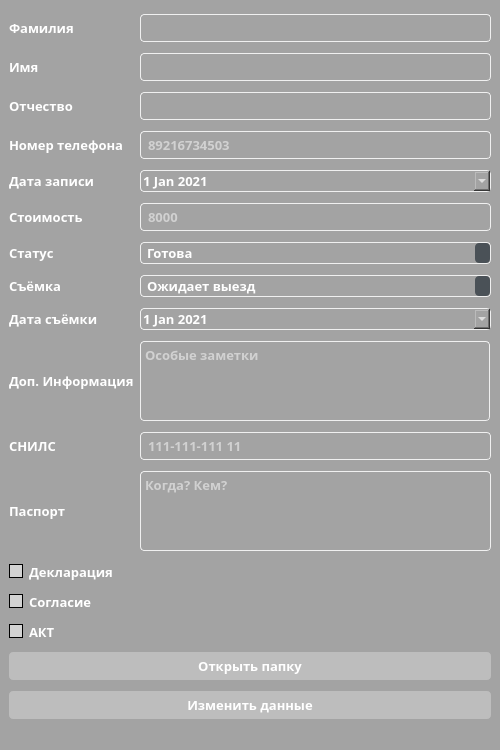
Old version of the form ui/viewSelectFormUi.ui in the repository JavelinSx/kadastr.
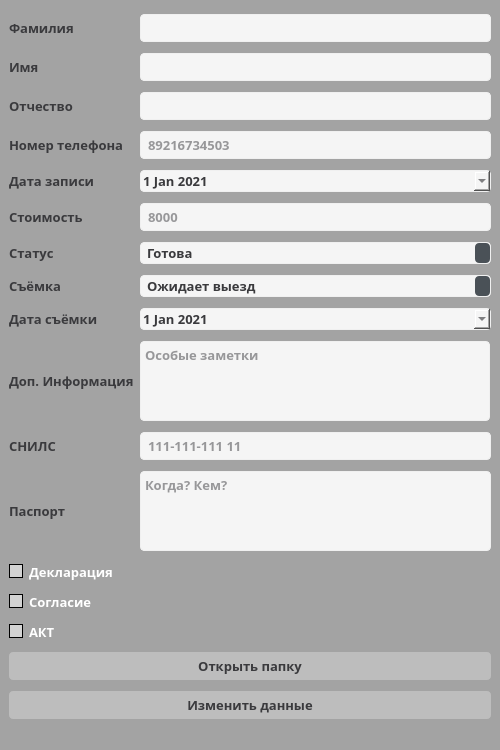
New version of the form. Icons and pictures are not drawn.

What changed in the file:
```diff
--- a/ui/viewSelectFormUi.ui
+++ b/ui/viewSelectFormUi.ui
@@ -41,9 +41,9 @@
 QWidget
 {
 	background-color: #a3a3a3;
-	color: #fff;
-	selection-background-color: #fff;
-	selection-color: #000;
+	color: #3a3a3d;
+	selection-background-color: #3a3a3d;
+	selection-color: #3a3a3d;
 
 }
 
@@ -95,7 +95,7 @@
 QPushButton
 {
 	background-color: #bdbdbd;
-	color: #fff;
+	color: #3a3a3d;
 	min-width: 80px;
 	border-radius: 4px;
 	padding: 5px;
@@ -148,8 +148,8 @@
 /*-----QLineEdit-----*/
 QLineEdit
 {
-	background-color: #lightgray;
-	color : #fff;
+	background-color: #f5f5f5;
+	color: #3a3a3d;
 	border: 1px solid #f0f0f0;
 	padding: 3px;
 	padding-left: 5px;
@@ -161,7 +161,7 @@
 /*-----QPlainTExtEdit-----*/
 QPlainTextEdit
 {
-	background-color: #575757;
+	background-color: #f5f5f5;
 	color : #fff;
 	border: 1px solid #f0f0f0;
 	padding: 3px;
@@ -171,7 +171,8 @@
 }
 QTextEdit
 {
-	background-color: #lightgray;
+	color: #3a3a3d;
+	background-color: #f5f5f5;
 	border-radius: 4px;
 	border: 1px solid #f0f0f0;
 }
@@ -204,9 +205,9 @@
 /*-----QComboBox-----*/
 QComboBox
 {
-    background-color: #lightgray;
+    background-color: #f5f5f5;
     padding-left: 6px;
-    color: #fff;
+    color: #3a3a3d;
     height: 20px;
 	border-radius: 4px;
 	border: 1px solid #f0f0f0;
@@ -268,12 +269,19 @@
 
 QDateEdit
 {
-		background-color: #lightgray;
+	    color: #3a3a3d;
+		background-color: #f5f5f5;
 		border: 1px solid #f0f0f0;
 		border-radius: 4px;
 }
-
-
+QLabel
+{
+		color: #3a3a3d;
+}
+QDateTimeEdit
+{
+		background-color: #f5f5f5;
+}
 
 /*-----QHeaderView-----*/
 QHeaderView::section
@@ -284,7 +292,10 @@
 	padding: 4px;
 	
 }
-
+QFont
+{
+		background-color: #3a3a3d;
+}
 
 QHeaderView::section:disabled
 {
```
